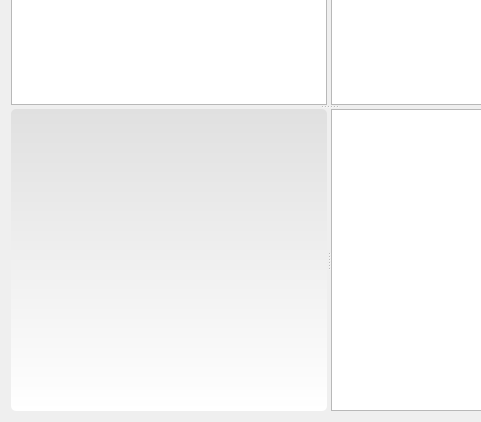
The window that browser.ui (mainster/WorktimeManager) describes before a commit, drawn with Qt 5; both pictures show x 0 to 481 and y 243 to 665 of the 1298 by 665 pixel window.
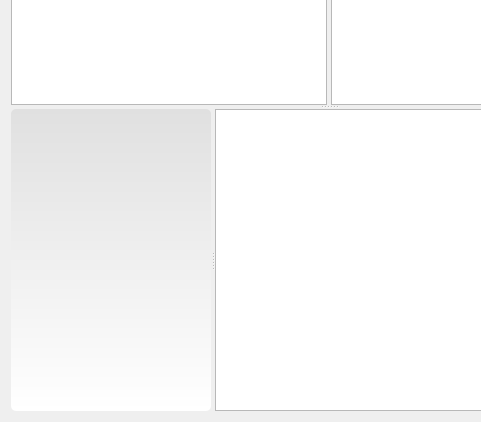
The same window after the commit. Icons and pictures are not drawn. Custom widgets are drawn as their Qt base class.

What changed in the file:
```diff
--- a/browser.ui
+++ b/browser.ui
@@ -154,7 +154,7 @@
          </property>
          <property name="maximumSize">
           <size>
-           <width>373</width>
+           <width>200</width>
            <height>16777215</height>
           </size>
          </property>
```
